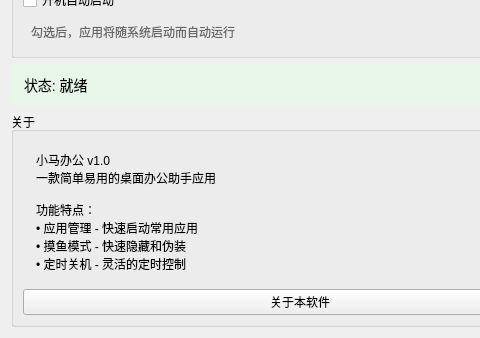
Old version of the form ui/settingswidget.ui in the repository jiasu1017-beep/Test; both pictures show x 0 to 480 and y 108 to 446 of the 600 by 446 pixel window.
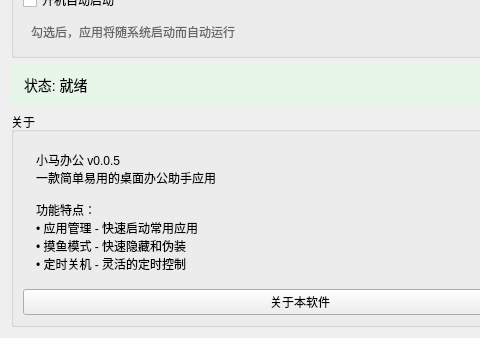
New version of the form.

Diff of the .ui file:
```diff
--- a/ui/settingswidget.ui
+++ b/ui/settingswidget.ui
@@ -82,7 +82,7 @@
       <item>
        <widget class="QLabel" name="aboutLabel">
         <property name="text">
-         <string>小马办公 v1.0
+         <string>小马办公 v0.0.5
 一款简单易用的桌面办公助手应用
 
 功能特点：
```
